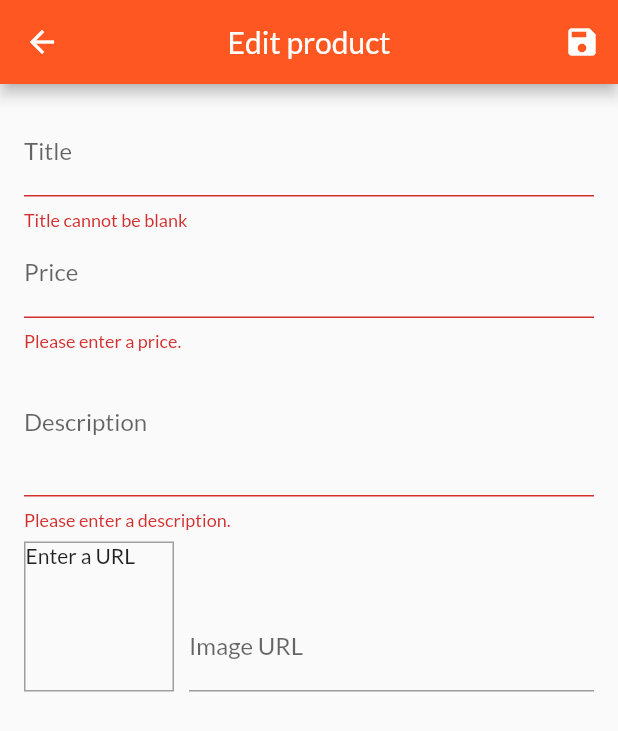
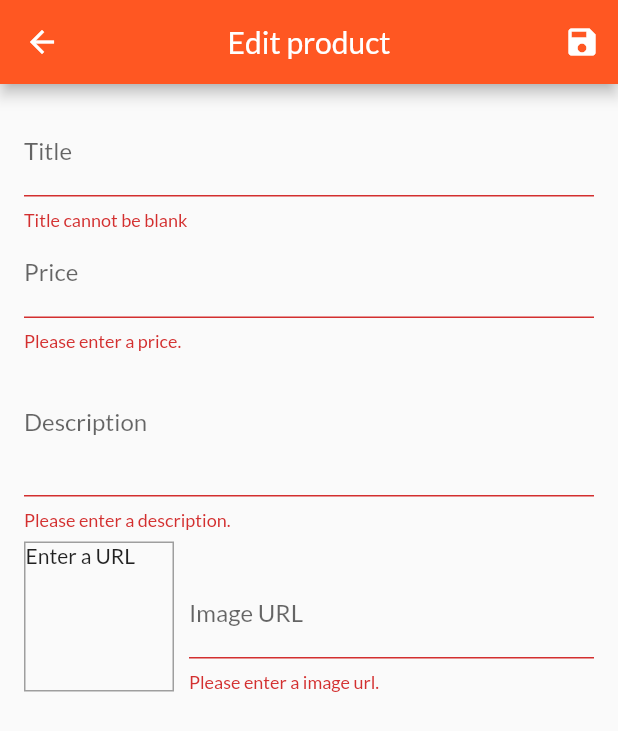
Before and after one commit to htqtung/flutter_online_shop, a Flutter app: the EditProductScreen screen opened by its route, after a tap on the "save" icon, on a phone screen of 412 x 824 dp. Shown: the top 731 px of the screen. Run offline on Flutter 3.47's test engine with Material 2 defaults, Android fonts, the phone set to English and light mode, and no system bars; network calls fail.

Commit message:
Save form, fix bug in validator

```diff
--- a/lib/screens/edit_product_screen.dart
+++ b/lib/screens/edit_product_screen.dart
@@ -1,6 +1,8 @@
 import 'package:flutter/material.dart';
+import 'package:provider/provider.dart';
 
 import '../providers/product.dart';
+import '../providers/products.dart';
 
 class EditProductScreen extends StatefulWidget {
   static const routeName = '/edit-product';
@@ -54,11 +56,11 @@ class _EditProductScreenState extends State<EditProductScreen> {
 
   void _saveForm() {
     final isValid = _form.currentState.validate();
-    if (isValid) _form.currentState.save();
-    print(_editedProduct.title);
-    print(_editedProduct.description);
-    print(_editedProduct.price);
-    print(_editedProduct.imageUrl);
+    if (isValid) {
+      _form.currentState.save();
+      Provider.of<Products>(context, listen: false).addProduct(_editedProduct);
+      Navigator.of(context).pop();
+    }
   }
 
   @override
@@ -197,6 +199,18 @@ class _EditProductScreenState extends State<EditProductScreen> {
                           id: null,
                         );
                       },
+                      validator: (value) {
+                        if (value.isEmpty) return 'Please enter a image url.';
+                        if ((!_imageUrlController.text.startsWith('http') &&
+                                !_imageUrlController.text
+                                    .startsWith('https')) ||
+                            (!_imageUrlController.text.endsWith('.png') &&
+                                !_imageUrlController.text.endsWith('jpg') &&
+                                !_imageUrlController.text.endsWith('.jpeg'))) {
+                          return 'Please enter a valid URL.';
+                        }
+                        return null;
+                      },
                     ),
                   ),
                 ],
```
Also changed, not shown: lib/providers/products.dart (+8 -2 lines).
